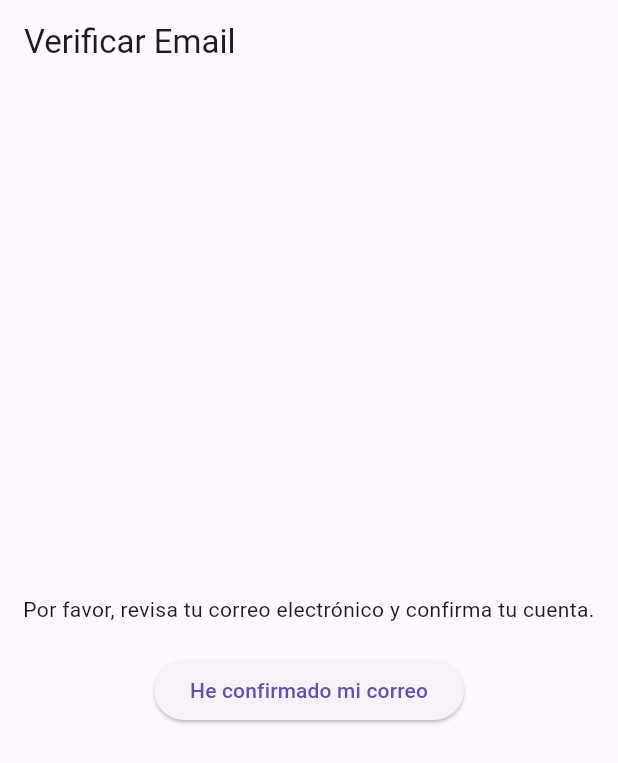
After one commit to Molisawa/flutter_final_project, a Flutter app: the EmailVerificationScreen screen opened directly, on a phone screen of 412 x 824 dp. The commit adds this screen. Shown: the top 763 px of the screen. Run offline on Flutter 3.47's test engine with Material 3 defaults, Android fonts, the phone set to English and light mode, and no system bars; our stand-ins replace another_flushbar, carousel_slider, cloud_firestore, firebase_auth, firebase_core, google_maps_flutter and 3 more; accounts and stored records are empty.

Commit message:
added email verification

```diff
--- a/lib/bubbleit/screens/map/map.dart
+++ b/lib/bubbleit/screens/map/map.dart
@@ -22,14 +22,15 @@ class _MapScreenState extends State<MapScreen> {
     _requestLocationPermission();
 
     markers.add(
-       Marker(
+      Marker(
         markerId: const MarkerId('branchCentral'),
         position: const LatLng(20.606872500000016, -103.4168543),
         infoWindow: const InfoWindow(
           title: 'Sucursal Central Iteso',
           snippet: 'Esta es la sucursal central de BubbleIT',
         ),
-          icon: BitmapDescriptor.defaultMarkerWithHue(BitmapDescriptor.hueAzure), // Puedes personalizar el color del marcador por defecto
+        icon: BitmapDescriptor.defaultMarkerWithHue(BitmapDescriptor
+            .hueAzure), // Puedes personalizar el color del marcador por defecto
       ),
     );
 
--- /dev/null
+++ b/lib/bubbleit/screens/verification/verification_screen.dart
@@ -0,0 +1,64 @@
+import 'package:firebase_auth/firebase_auth.dart';
+import 'package:flutter/material.dart';
+import 'package:flutter_final_project/bubbleit/screens/home/Home.dart';
+
+class EmailVerificationScreen extends StatefulWidget {
+  const EmailVerificationScreen({Key? key}) : super(key: key);
+
+  @override
+  _EmailVerificationScreenState createState() =>
+      _EmailVerificationScreenState();
+}
+
+class _EmailVerificationScreenState extends State<EmailVerificationScreen> {
+  @override
+  void initState() {
+    super.initState();
+    // Periodically check if the user has verified their email
+    Future.delayed(Duration(seconds: 3), checkEmailVerified);
+  }
+
+  Future<void> checkEmailVerified() async {
+    // Assuming you have a Firebase Auth instance initialized
+    User? user = FirebaseAuth.instance.currentUser;
+    await user?.reload();
+    if (user != null && user.emailVerified) {
+      // If the email is verified, navigate to the HomeScreen
+      Navigator.of(context).pushReplacement(
+        MaterialPageRoute(builder: (context) => const HomeScreen()),
+      );
+    } else {
+      // If not verified, show a prompt or simply wait
+      // You might want to include a button for the user to press to check again
+      setState(() {}); // Call setState to refresh the UI if needed
+    }
+  }
+
+  @override
+  Widget build(BuildContext context) {
+    return Scaffold(
+      appBar: AppBar(
+        title: Text('Verificar Email'),
+      ),
+      body: Center(
+        child: Column(
+          mainAxisAlignment: MainAxisAlignment.center,
+          children: <Widget>[
+            Text(
+              'Por favor, revisa tu correo electrónico y confirma tu cuenta.',
+              textAlign: TextAlign.center,
+            ),
+            SizedBox(height: 20),
+            ElevatedButton(
+              onPressed: () {
+                // Manually check if the user has verified their email
+                checkEmailVerified();
+              },
+              child: Text('He confirmado mi correo'),
+            ),
+          ],
+        ),
+      ),
+    );
+  }
+}
```
Also changed, not shown: lib/bubbleit/widgets/signup_form.dart (+35 -11 lines).
